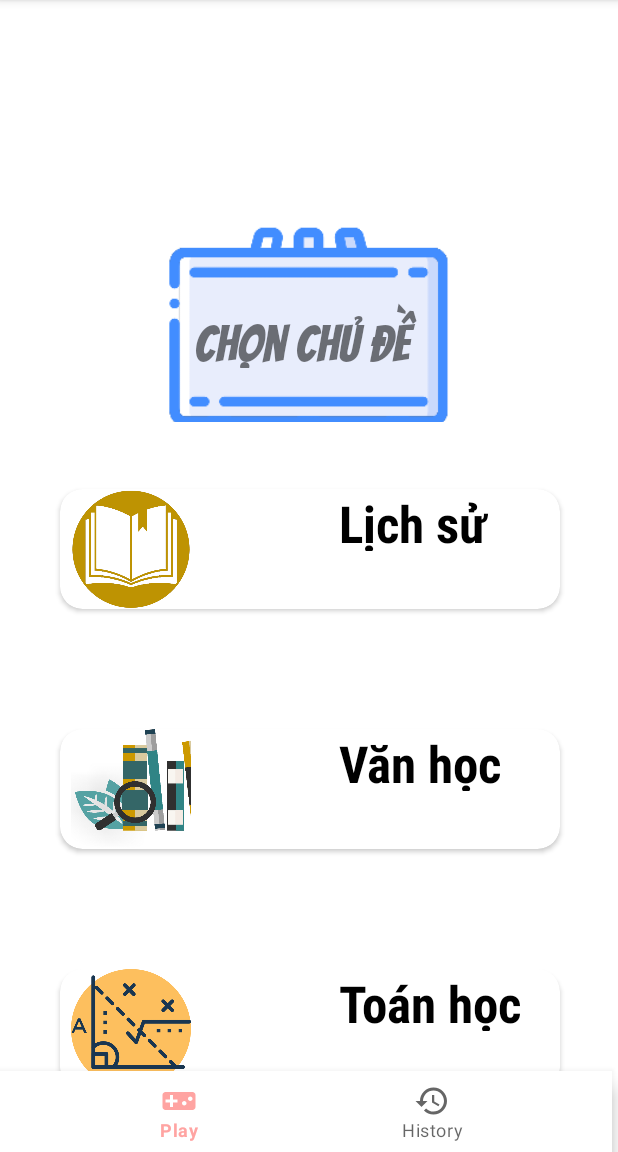
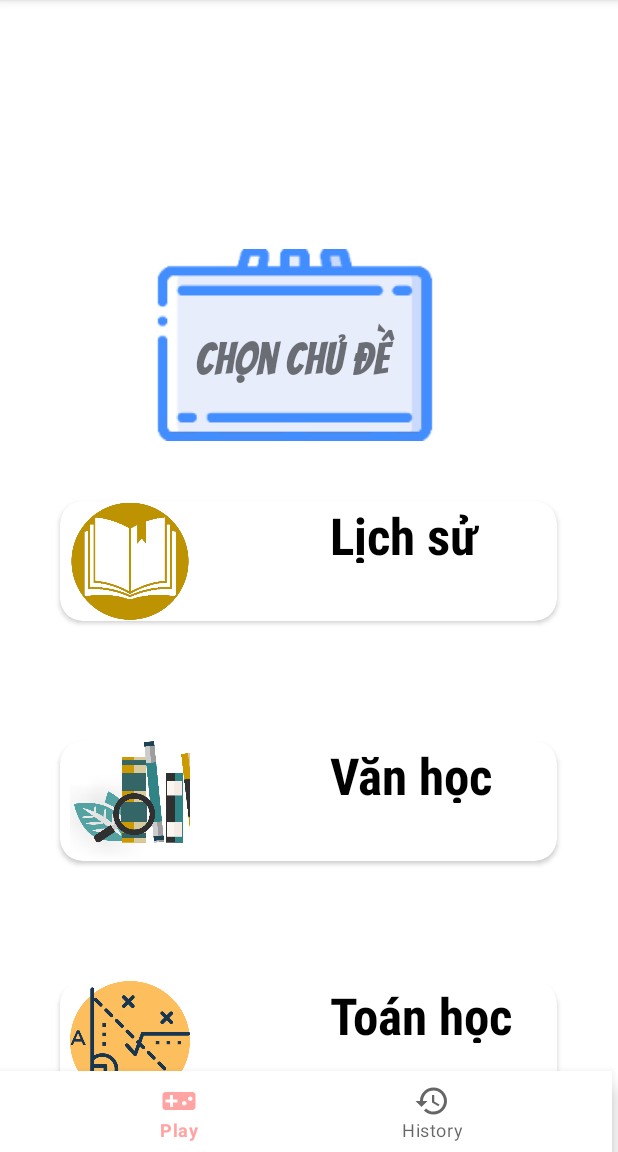
Before and after one commit to renadayne/quiz_app, an Android app: the screen it shows after launch (QuizMenu), on a phone screen of 412 x 824 dp, the part 84-1236 px from its top. Run offline under Robolectric (Android 15) with nearby library versions, the phone set to English and light mode, and no system bars; our stand-ins replace navigation-ui; Roboto replaces fonts that are not available here.

Commit message:
fix home.

```diff
--- a/app/src/main/res/layout/fragment_home.xml
+++ b/app/src/main/res/layout/fragment_home.xml
@@ -5,68 +5,68 @@
     android:id="@+id/FrameLayout"
     android:layout_width="match_parent"
     android:layout_height="wrap_content"
-    tools:context=".homeFragment"
-    android:background="@color/white">
+    android:background="@color/white"
+    tools:context=".homeFragment">
+
+    <!--    <TextView-->
+    <!--        android:id="@+id/textView5"-->
+    <!--        android:layout_width="403dp"-->
+    <!--        android:layout_height="95dp"-->
+    <!--        android:layout_marginTop="30dp"-->
+    <!--        android:fontFamily="@font/alfa_slab_one"-->
+    <!--        android:gravity="center_horizontal|center_vertical"-->
+    <!--        android:text="Chọn chủ đề"-->
+    <!--        android:textColor="#82ECF6"-->
+    <!--        android:textSize="48sp"-->
+    <!--        app:layout_constraintBottom_toTopOf="@+id/recyclerview"-->
+    <!--        app:layout_constraintEnd_toEndOf="parent"-->
+    <!--        app:layout_constraintStart_toStartOf="parent"-->
+    <!--        app:layout_constraintTop_toTopOf="parent" />-->
 
     <RelativeLayout
-        android:layout_width="414dp"
-        android:layout_height="203dp"
-        tools:ignore="MissingConstraints">
+        android:id="@+id/relativeLayout"
+        android:layout_width="393dp"
+        android:layout_height="216dp"
+        tools:ignore="MissingConstraints"
+        tools:layout_editor_absoluteX="1dp"
+        tools:layout_editor_absoluteY="-14dp">
 
         <ImageView
             android:id="@+id/board"
-            android:layout_width="wrap_content"
-            android:layout_height="202dp"
+            android:layout_width="match_parent"
+            android:layout_height="128dp"
             android:layout_alignParentStart="true"
             android:layout_alignParentEnd="true"
             android:layout_alignParentBottom="true"
-            android:layout_marginStart="18dp"
-            android:layout_marginEnd="20dp"
-            android:layout_marginBottom="-69dp"
-            android:src="@drawable/board" />
+            android:layout_marginStart="0dp"
+            android:layout_marginEnd="0dp"
+            android:layout_marginBottom="0dp"
+            android:src="@drawable/whiteboard" />
 
         <TextView
             android:id="@+id/topic_text"
-            android:layout_width="153dp"
-            android:layout_height="52dp"
-            android:layout_alignStart="@+id/board"
-            android:layout_alignEnd="@+id/board"
-            android:layout_alignParentTop="true"
+            android:layout_width="156dp"
+            android:layout_height="73dp"
+            android:layout_alignParentStart="true"
+            android:layout_alignParentEnd="true"
             android:layout_alignParentBottom="true"
-            android:layout_marginStart="111dp"
-            android:layout_marginTop="115dp"
-            android:layout_marginEnd="106dp"
-            android:layout_marginBottom="36dp"
+            android:layout_marginStart="130dp"
+            android:layout_marginEnd="107dp"
+            android:layout_marginBottom="13dp"
             android:fontFamily="@font/bangers_regular"
             android:text="Chọn chủ đề"
-            android:textSize="34sp" />
+            android:textSize="30sp" />
 
 
     </RelativeLayout>
 
-<!--    <TextView-->
-<!--        android:id="@+id/textView5"-->
-<!--        android:layout_width="403dp"-->
-<!--        android:layout_height="95dp"-->
-<!--        android:layout_marginTop="30dp"-->
-<!--        android:fontFamily="@font/alfa_slab_one"-->
-<!--        android:gravity="center_horizontal|center_vertical"-->
-<!--        android:text="Chọn chủ đề"-->
-<!--        android:textColor="#82ECF6"-->
-<!--        android:textSize="48sp"-->
-<!--        app:layout_constraintBottom_toTopOf="@+id/recyclerview"-->
-<!--        app:layout_constraintEnd_toEndOf="parent"-->
-<!--        app:layout_constraintStart_toStartOf="parent"-->
-<!--        app:layout_constraintTop_toTopOf="parent" />-->
-
     <androidx.recyclerview.widget.RecyclerView
         android:id="@+id/recyclerview"
-        android:layout_width="413dp"
-        android:layout_height="466dp"
-        android:layout_marginTop="208dp"
-        app:layout_constraintTop_toTopOf="parent"
+        android:layout_width="411dp"
+        android:layout_height="452dp"
+        app:layout_constraintTop_toBottomOf="@+id/relativeLayout"
         tools:ignore="MissingConstraints"
-        tools:layout_editor_absoluteX="0dp"
+        tools:layout_editor_absoluteX="-2dp"
         tools:listitem="@layout/list_item" />
 
 </androidx.constraintlayout.widget.ConstraintLayout>
--- a/app/src/main/res/layout/list_item.xml
+++ b/app/src/main/res/layout/list_item.xml
@@ -7,7 +7,7 @@
     android:layout_height="wrap_content"
     android:layout_margin="40dp"
     android:layout_marginHorizontal="8dp"
-    android:layout_marginLeft="20dp"
+    android:layout_marginLeft="40dp"
     android:background="#D1F8D3"
     android:foreground="?android:attr/selectableItemBackground"
     android:paddingTop="8dp"
@@ -16,7 +16,8 @@
 
     <androidx.constraintlayout.widget.ConstraintLayout
         android:layout_width="match_parent"
-        android:layout_height="match_parent">
+        android:layout_height="match_parent"
+        >
 
         <com.google.android.material.imageview.ShapeableImageView
             android:id="@+id/title_image"
@@ -36,6 +37,7 @@
             android:id="@+id/tvHeading"
             android:layout_width="147dp"
             android:layout_height="41dp"
+            android:layout_marginEnd="4dp"
             android:fontFamily="sans-serif-condensed"
             android:text="Lịch Sử"
             android:textColor="@color/black"
@@ -43,7 +45,7 @@
             android:textStyle="bold"
             app:layout_constraintEnd_toEndOf="parent"
             tools:ignore="MissingConstraints"
-            tools:layout_editor_absoluteY="12dp" />
+            tools:layout_editor_absoluteY="20dp" />
 
     </androidx.constraintlayout.widget.ConstraintLayout>
 
```
Also changed, not shown: app/src/main/res/drawable-xxhdpi/board.png (deleted), app/src/main/res/drawable-xxxhdpi/whiteboard.png (added).
